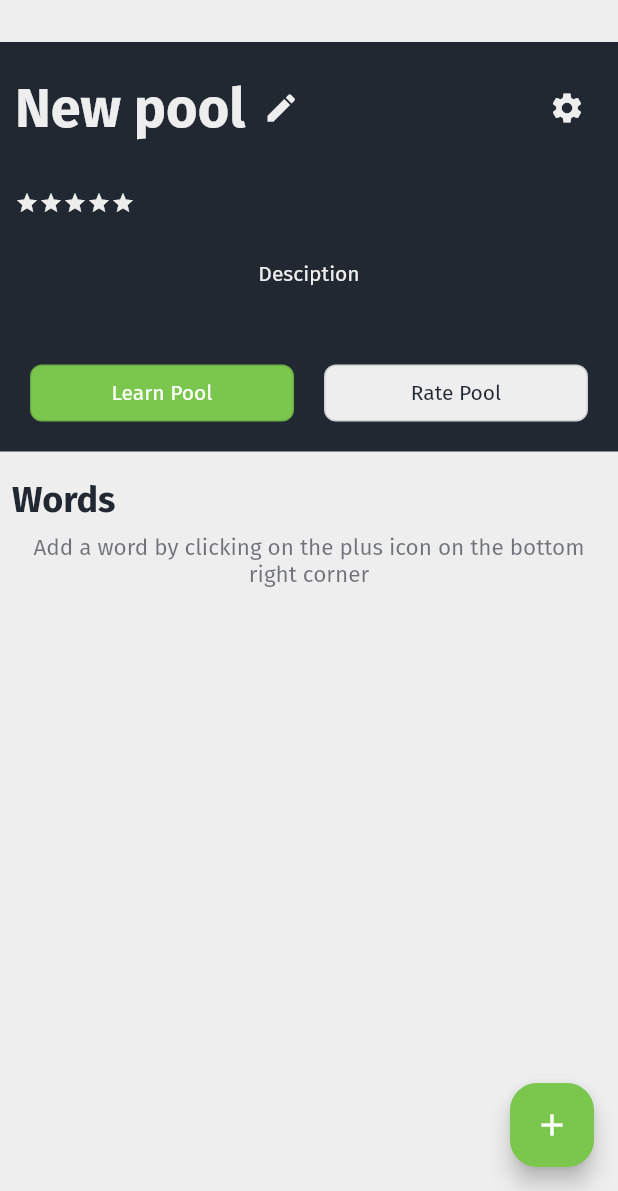
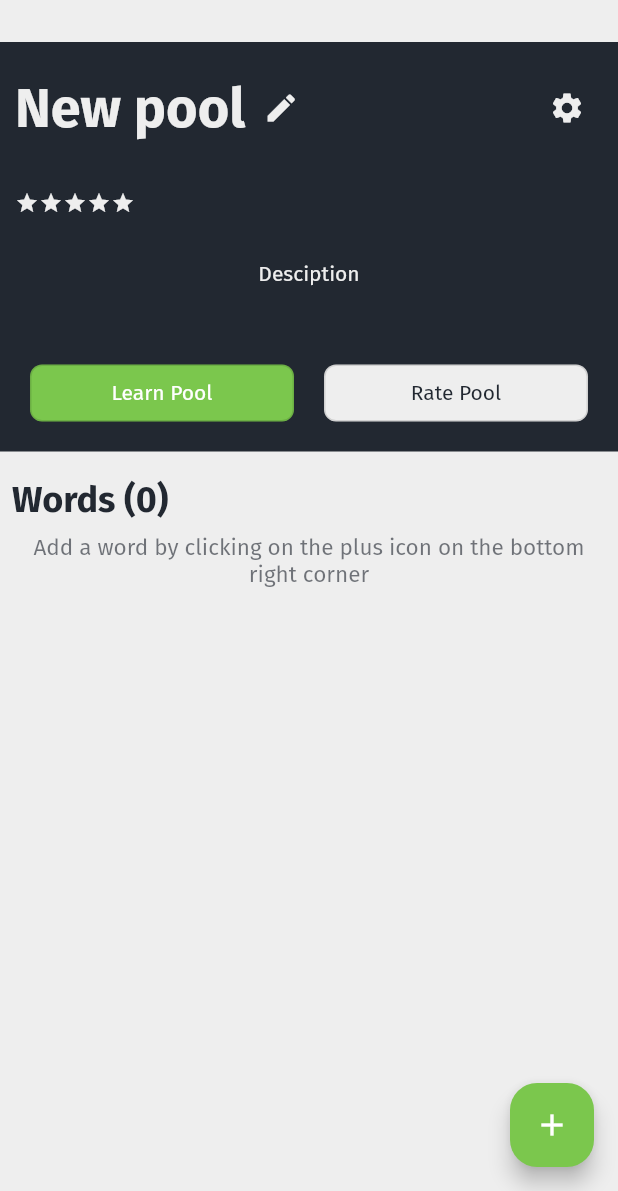
Before and after one commit to Rohan-Kamat/vocabb, a Flutter app: the PoolPage screen opened directly with empty values, on a phone screen of 412 x 824 dp, the part 45-1236 px from its top. Run offline on Flutter 3.47's test engine with Material 2 defaults, Android fonts, the phone set to English and light mode, and no system bars; our stand-ins replace cloud_firestore, dio, firebase_core; accounts and stored records are empty; project files that could hold a hidden picture were left out.

Commit message:
display word count in pool page

```diff
--- a/lib/pages/poolPage.dart
+++ b/lib/pages/poolPage.dart
@@ -121,7 +121,7 @@ class PoolPage extends StatelessWidget {
               child: Column(
                 crossAxisAlignment: CrossAxisAlignment.start,
                 children: [
-                  Text("Words", style: TextStyle(
+                  Text("Words (${poolProvider.getWordsList.length})", style: TextStyle(
                       color: Theme.of(context).colorScheme.secondary,
                       fontSize: 24,
                       fontWeight: FontWeight.bold
```
